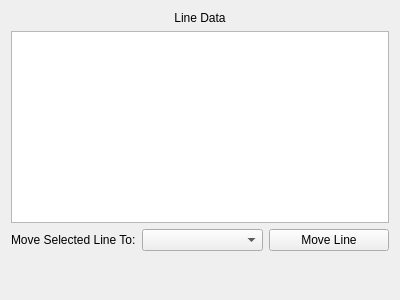
Old version of the form src/WhiskerToolbox/DataManager_Widget/Line_Widget/Line_Widget.ui in the repository paulmthompson/WhiskerToolbox.
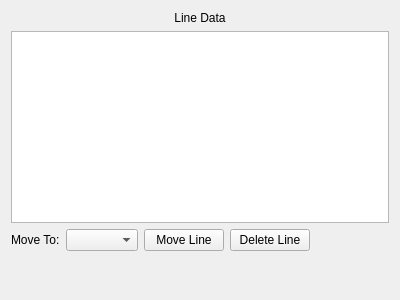
New version of the form.

Commit message: add delete button for line_widget

What changed in the file:
```diff
--- a/src/WhiskerToolbox/DataManager_Widget/Line_Widget/Line_Widget.ui
+++ b/src/WhiskerToolbox/DataManager_Widget/Line_Widget/Line_Widget.ui
@@ -32,7 +32,7 @@
      <item>
       <widget class="QLabel" name="moveToLabel">
        <property name="text">
-        <string>Move Selected Line To:</string>
+        <string>Move To:</string>
        </property>
       </widget>
      </item>
@@ -46,6 +46,26 @@
        </property>
       </widget>
      </item>
+     <item>
+      <widget class="QPushButton" name="deleteLineButton">
+       <property name="text">
+        <string>Delete Line</string>
+       </property>
+      </widget>
+     </item>
+     <item>
+        <spacer name="actionButtonSpacer">
+         <property name="orientation">
+          <enum>Qt::Horizontal</enum>
+         </property>
+         <property name="sizeHint" stdset="0">
+          <size>
+           <width>40</width>
+           <height>20</height>
+          </size>
+         </property>
+        </spacer>
+       </item>
     </layout>
    </item>
    <item>
```
Left out of the diff: 2 changed lines with no effect on the pictures. The commit also changes 2 other files.
